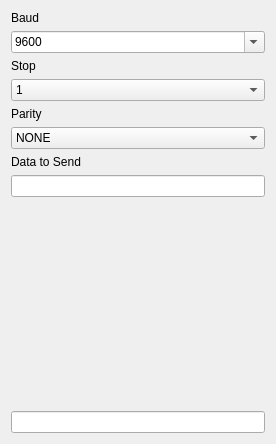
Above: ui/patterns/uartpatternui.ui from analogdevicesinc/scopy before the change. Below: the same form after it.
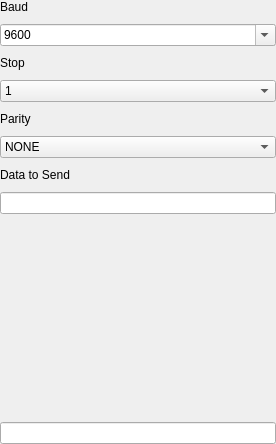
That is the form after the change.

Commit message: PatternGenerator - fixed spacing in UART pattern UI

The edit to the form file:
```diff
--- a/ui/patterns/uartpatternui.ui
+++ b/ui/patterns/uartpatternui.ui
@@ -14,6 +14,24 @@
    <string>Form</string>
   </property>
   <layout class="QGridLayout" name="gridLayout">
+   <property name="leftMargin">
+    <number>0</number>
+   </property>
+   <property name="topMargin">
+    <number>0</number>
+   </property>
+   <property name="rightMargin">
+    <number>0</number>
+   </property>
+   <property name="bottomMargin">
+    <number>0</number>
+   </property>
+   <property name="horizontalSpacing">
+    <number>7</number>
+   </property>
+   <property name="verticalSpacing">
+    <number>10</number>
+   </property>
    <item row="7" column="1">
     <widget class="QLineEdit" name="LE_Data"/>
    </item>
```
